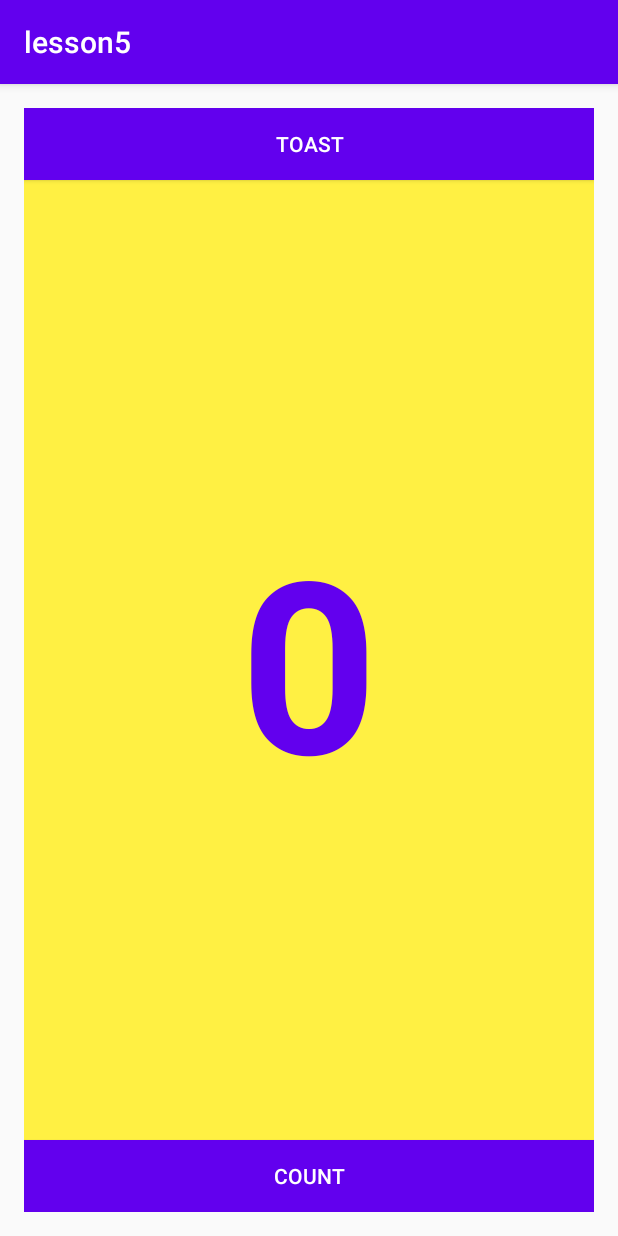
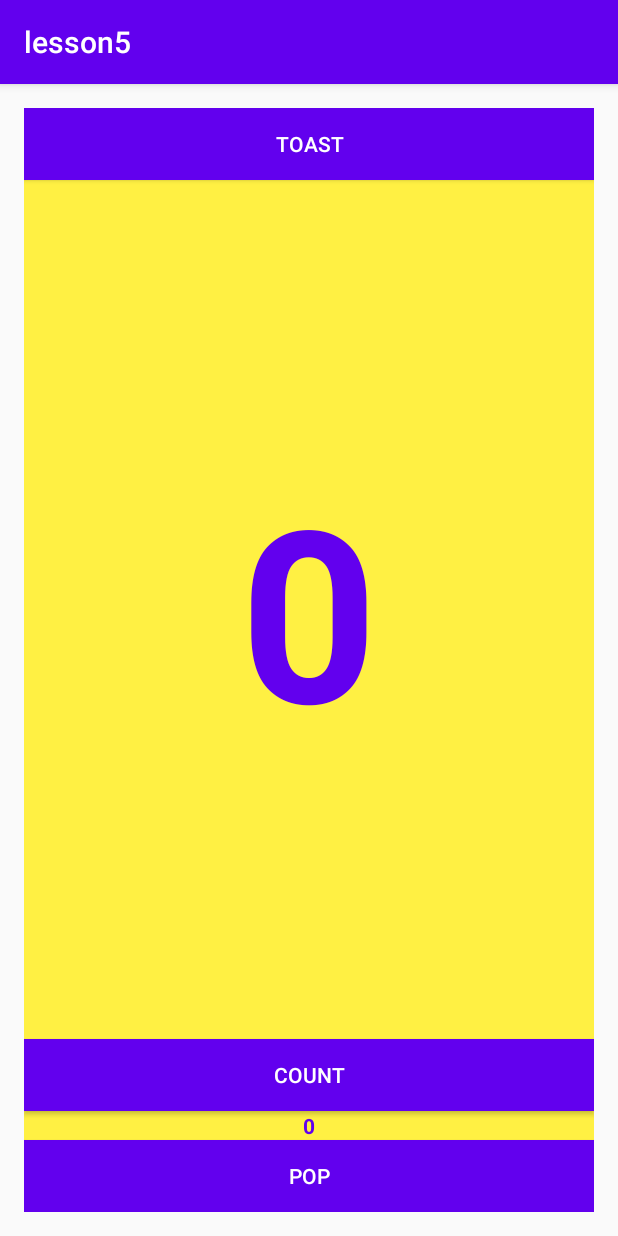
Before and after one commit to sadads1337/android-fit-2020, an Android app: the screen it shows after launch (MainActivity), on a phone screen of 412 x 824 dp. Run offline under Robolectric (Android 15) with nearby library versions, the phone set to English and light mode, and no system bars.

Commit message:
Updated lesson5 project

```diff
--- a/lesson5/project/app/build.gradle
+++ b/lesson5/project/app/build.gradle
@@ -27,6 +27,7 @@ dependencies {
     implementation 'androidx.appcompat:appcompat:1.2.0'
     implementation 'androidx.constraintlayout:constraintlayout:2.0.1'
     implementation 'org.jetbrains:annotations-java5:15.0'
+    implementation 'androidx.legacy:legacy-support-v4:1.0.0'
     testImplementation 'junit:junit:4.12'
     androidTestImplementation 'androidx.test.ext:junit:1.1.2'
     androidTestImplementation 'androidx.test.espresso:espresso-core:3.3.0'
--- /dev/null
+++ b/lesson5/project/app/src/main/java/ru/nsu/fit/lesson5/CountFragment.java
@@ -0,0 +1,72 @@
+package ru.nsu.fit.lesson5;
+
+import android.content.Context;
+import android.os.Bundle;
+
+import androidx.annotation.NonNull;
+import androidx.annotation.Nullable;
+import androidx.fragment.app.Fragment;
+
+import android.view.LayoutInflater;
+import android.view.View;
+import android.view.ViewGroup;
+import android.widget.TextView;
+
+public class CountFragment extends Fragment {
+    private static final String COUNTER = "counter";
+
+    private int mCount;
+    private CountInterface listener;
+
+    public interface CountInterface {
+        void onCreated();
+    }
+
+    public CountFragment() {
+    }
+
+    public static CountFragment newInstance(int counter) {
+        CountFragment fragment = new CountFragment();
+        Bundle args = new Bundle();
+        args.putInt(COUNTER, counter);
+        fragment.setArguments(args);
+        return fragment;
+    }
+
+    @Override
+    public void onAttach(@NonNull Context context) {
+        super.onAttach(context);
+        if (context instanceof CountInterface) {
+            listener = (CountInterface) context;
+        }
+    }
+
+    @Override
+    public void onCreate(Bundle savedInstanceState) {
+        super.onCreate(savedInstanceState);
+        if (getArguments() != null) {
+            mCount = getArguments().getInt(COUNTER);
+        }
+    }
+
+    @Override
+    public View onCreateView(LayoutInflater inflater, ViewGroup container,
+                             Bundle savedInstanceState) {
+        return inflater.inflate(R.layout.fragment_count, container, false);
+    }
+
+    @Override
+    public void onViewCreated(@NonNull View view, @Nullable Bundle savedInstanceState) {
+        super.onViewCreated(view, savedInstanceState);
+        final TextView showCount = view.findViewById(R.id.show_count);
+        if (showCount != null)
+            showCount.setText(String.valueOf(mCount));
+        listener.onCreated();
+    }
+
+    @Override
+    public void onDestroy() {
+        super.onDestroy();
+        listener.onCreated();
+    }
+}
--- a/lesson5/project/app/src/main/java/ru/nsu/fit/lesson5/MainActivity.java
+++ b/lesson5/project/app/src/main/java/ru/nsu/fit/lesson5/MainActivity.java
@@ -8,10 +8,11 @@ import android.widget.Toast;
 
 import androidx.annotation.NonNull;
 import androidx.appcompat.app.AppCompatActivity;
+import androidx.fragment.app.FragmentManager;
 
 import java.util.Locale;
 
-public class MainActivity extends AppCompatActivity {
+public class MainActivity extends AppCompatActivity implements CountFragment.CountInterface {
 
     private static final String COUNTER = "counter";
     private int mCount = 0;
@@ -20,6 +21,12 @@ public class MainActivity extends AppCompatActivity {
     protected void onCreate(Bundle savedInstanceState) {
         super.onCreate(savedInstanceState);
         setContentView(R.layout.activity_main);
+    }
+
+    @Override
+    protected void onStart() {
+        super.onStart();
+        addFragment();
     }
 
     @Override
@@ -48,9 +55,7 @@ public class MainActivity extends AppCompatActivity {
 
     public void countUp(View view) {
         mCount++;
-        final TextView showCount = findViewById(R.id.show_count);
-        if (showCount != null)
-            showCount.setText(String.valueOf(mCount));
+        addFragment();
     }
 
     public void showToast(View view) {
@@ -58,4 +63,41 @@ public class MainActivity extends AppCompatActivity {
         toast.setText(String.format(Locale.getDefault(), "Counter: %d", mCount));
         toast.show();
     }
+
+    public void popToInitValue(View view) {
+        final String initValue = getResources().getString(R.string.count_initial_value);
+        getSupportFragmentManager().popBackStack(initValue, 0);
+        mCount = Integer.parseInt(initValue);
+    }
+
+    private void addFragment() {
+        getSupportFragmentManager()
+                .beginTransaction()
+                .add(R.id.count_fragment, CountFragment.newInstance(mCount))
+                .addToBackStack(String.valueOf(mCount))
+                .commit();
+
+        updateBackStackValue();
+    }
+
+    private void updateBackStackValue() {
+        final TextView showCount = findViewById(R.id.last_stack_tag);
+        final int backStackEntryCount = getSupportFragmentManager().getBackStackEntryCount();
+        if (backStackEntryCount > 0) {
+            final int index = backStackEntryCount - 1;
+            FragmentManager.BackStackEntry backEntry = getSupportFragmentManager().getBackStackEntryAt(index);
+            if (showCount != null)
+                showCount.setText(backEntry.getName());
+        }
+        else
+        {
+            if (showCount != null)
+                showCount.setText(getResources().getString(R.string.count_initial_value));
+        }
+    }
+
+    @Override
+    public void onCreated() {
+        updateBackStackValue();
+    }
 }
--- a/lesson5/project/app/src/main/res/layout/activity_main.xml
+++ b/lesson5/project/app/src/main/res/layout/activity_main.xml
@@ -20,16 +20,10 @@
         android:textColor="@android:color/white"
         />
 
-    <TextView
-        android:id="@+id/show_count"
+    <FrameLayout
+        android:id="@+id/count_fragment"
         android:layout_width="match_parent"
         android:layout_height="0dp"
-        android:background="@color/backgroundColor"
-        android:gravity="center"
-        android:text="@string/count_initial_value"
-        android:textColor="@color/colorPrimary"
-        android:textSize="@dimen/count_text_size"
-        android:textStyle="bold"
         android:layout_weight="2"/>
 
     <Button
@@ -41,4 +35,23 @@
         android:text="@string/button_label_count"
         android:textColor="@android:color/white" />
 
+    <TextView
+        android:id="@+id/last_stack_tag"
+        android:layout_width="match_parent"
+        android:layout_height="wrap_content"
+        android:background="@color/backgroundColor"
+        android:gravity="center"
+        android:text="@string/count_initial_value"
+        android:textColor="@color/colorPrimary"
+        android:textStyle="bold"/>
+
+    <Button
+        android:id="@+id/button_pop"
+        android:layout_width="match_parent"
+        android:layout_height="wrap_content"
+        android:background="@color/colorPrimary"
+        android:onClick="popToInitValue"
+        android:text="@string/button_label_pop"
+        android:textColor="@android:color/white" />
+
 </LinearLayout>
--- /dev/null
+++ b/lesson5/project/app/src/main/res/layout/fragment_count.xml
@@ -0,0 +1,19 @@
+<?xml version="1.0" encoding="utf-8"?>
+<FrameLayout xmlns:android="http://schemas.android.com/apk/res/android"
+    xmlns:tools="http://schemas.android.com/tools"
+    android:layout_width="match_parent"
+    android:layout_height="match_parent"
+    tools:context=".CountFragment">
+
+    <TextView
+        android:id="@+id/show_count"
+        android:layout_width="match_parent"
+        android:layout_height="match_parent"
+        android:background="@color/backgroundColor"
+        android:gravity="center"
+        android:text="@string/count_initial_value"
+        android:textColor="@color/colorPrimary"
+        android:textSize="@dimen/count_text_size"
+        android:textStyle="bold"/>
+
+</FrameLayout>
--- a/lesson5/project/app/src/main/res/values/strings.xml
+++ b/lesson5/project/app/src/main/res/values/strings.xml
@@ -1,5 +1,6 @@
 <resources>
     <string name="app_name">lesson5</string>
+    <string name="button_label_pop">Pop</string>
     <string name="button_label_count">Count</string>
     <string name="button_label_toast">Toast</string>
     <string name="count_initial_value">0</string>
```
